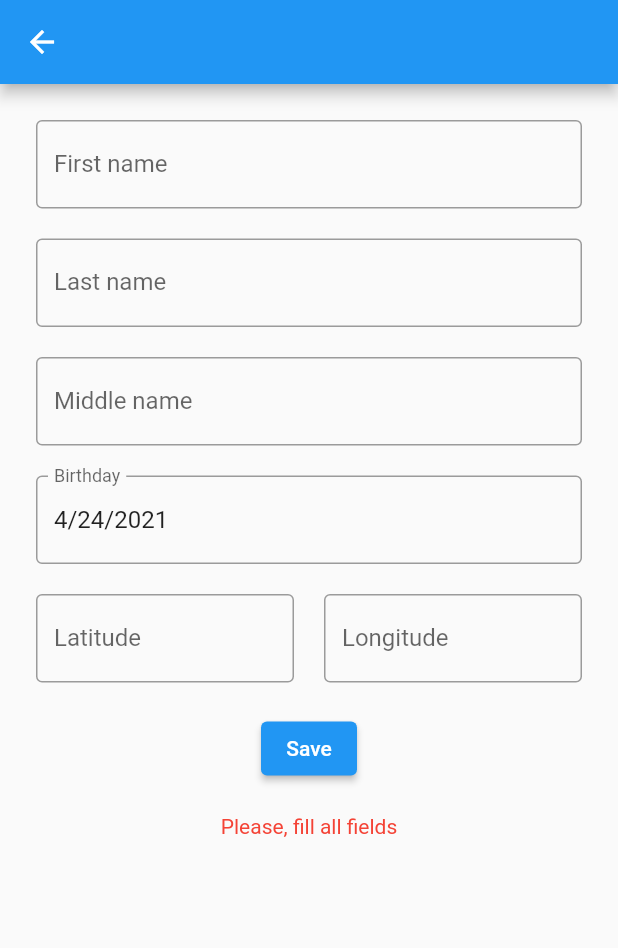
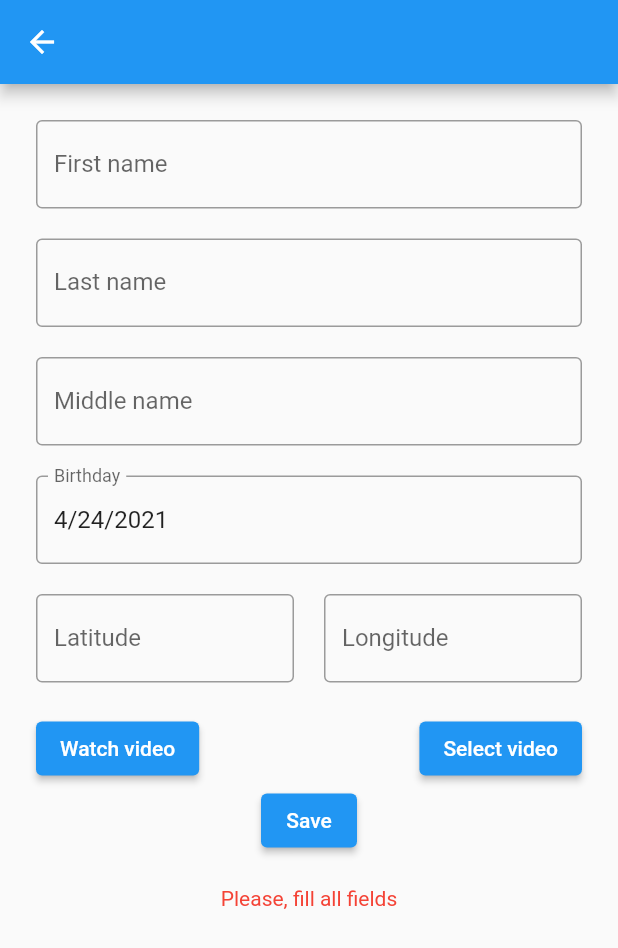
Before and after one commit to Ajololr/Flutter-Journal, a Flutter app: the StudentSceen screen opened directly with empty values, after a tap on "Save", on a phone screen of 412 x 824 dp. Shown: the top 948 px of the screen. Run offline on Flutter 3.47's test engine with Material 2 defaults, Android fonts, the phone set to English and light mode, and no system bars; our stand-ins replace chewie, cloud_firestore, firebase_auth, firebase_core, firebase_storage, image_picker and 1 more; accounts and stored records are empty; network calls fail.

Commit message:
add firebase to android and video player

```diff
--- a/assets/locale/Locale.en.json
+++ b/assets/locale/Locale.en.json
@@ -24,5 +24,7 @@
   "groupmate_edit_success": "Groupmate saved",
   "latitude": "Latitude",
   "longitude": "Longitude",
+  "watch_video": "Watch video",
+  "select_video": "Select video",
   "save": "Save"
 }
--- a/assets/locale/Locale.ru.json
+++ b/assets/locale/Locale.ru.json
@@ -24,5 +24,7 @@
   "groupmate_edit_success": "Одногруппник сохранён",
   "latitude": "Широта",
   "longitude": "Долгота",
+  "watch_video": "Смотреть видео",
+  "select_video": "Выбрать видео",
   "save": "Сохранить"
 }
--- a/lib/widgets/StudentScreen.dart
+++ b/lib/widgets/StudentScreen.dart
@@ -1,5 +1,6 @@
 import 'package:flutter/material.dart';
 import 'package:flutter_group_journal/utils/firebase.dart';
+import 'package:flutter_group_journal/widgets/VideoScreen.dart';
 import 'package:provider/provider.dart';
 import 'package:intl/intl.dart';
 
@@ -38,8 +39,9 @@ class _StudentSceenState extends State<StudentSceen> {
     _lastNameController = TextEditingController(text: widget.student.lastName);
     _middleNameController =
         TextEditingController(text: widget.student.secondName);
-    _birthdayController =
-        TextEditingController(text: DateFormat(DateFormat.YEAR_NUM_MONTH_DAY).format(widget.student.birthday));
+    _birthdayController = TextEditingController(
+        text: DateFormat(DateFormat.YEAR_NUM_MONTH_DAY)
+            .format(widget.student.birthday));
     result = "";
     resultColor = Colors.transparent;
     currentDate = widget.student.birthday;
@@ -188,6 +190,23 @@ class _StudentSceenState extends State<StudentSceen> {
                 ],
               ),
               SizedBox(height: 20),
+              Row(
+                mainAxisAlignment: MainAxisAlignment.spaceBetween,
+                children: [
+                  ElevatedButton(
+                      onPressed: () => Navigator.push(
+                    context,
+                    MaterialPageRoute(
+                        builder: (BuildContext context) =>
+                            VideoScreen(videoUrl: widget.student.videoUrl))),
+                      child: Text(Provider.of<LocaleModel>(context)
+                          .getString("watch_video"))),
+                  ElevatedButton(
+                      onPressed: () => {},
+                      child: Text(Provider.of<LocaleModel>(context)
+                          .getString("select_video"))),
+                ],
+              ),
               ElevatedButton(
                   onPressed: _onSubmit,
                   child: Text(
--- a/pubspec.yaml
+++ b/pubspec.yaml
@@ -32,6 +32,8 @@ dependencies:
   firebase_storage: "^7.0.0"
   uuid: 2.0.0
   image_picker: 0.6.0
+  chewie: ^1.0.0
+  video_player: ^2.1.1
 
 dev_dependencies:
   flutter_test:
```
Also changed, not shown: lib/widgets/VideoScreen.dart (added, +49 -0 lines), pubspec.lock, 6 other files.
